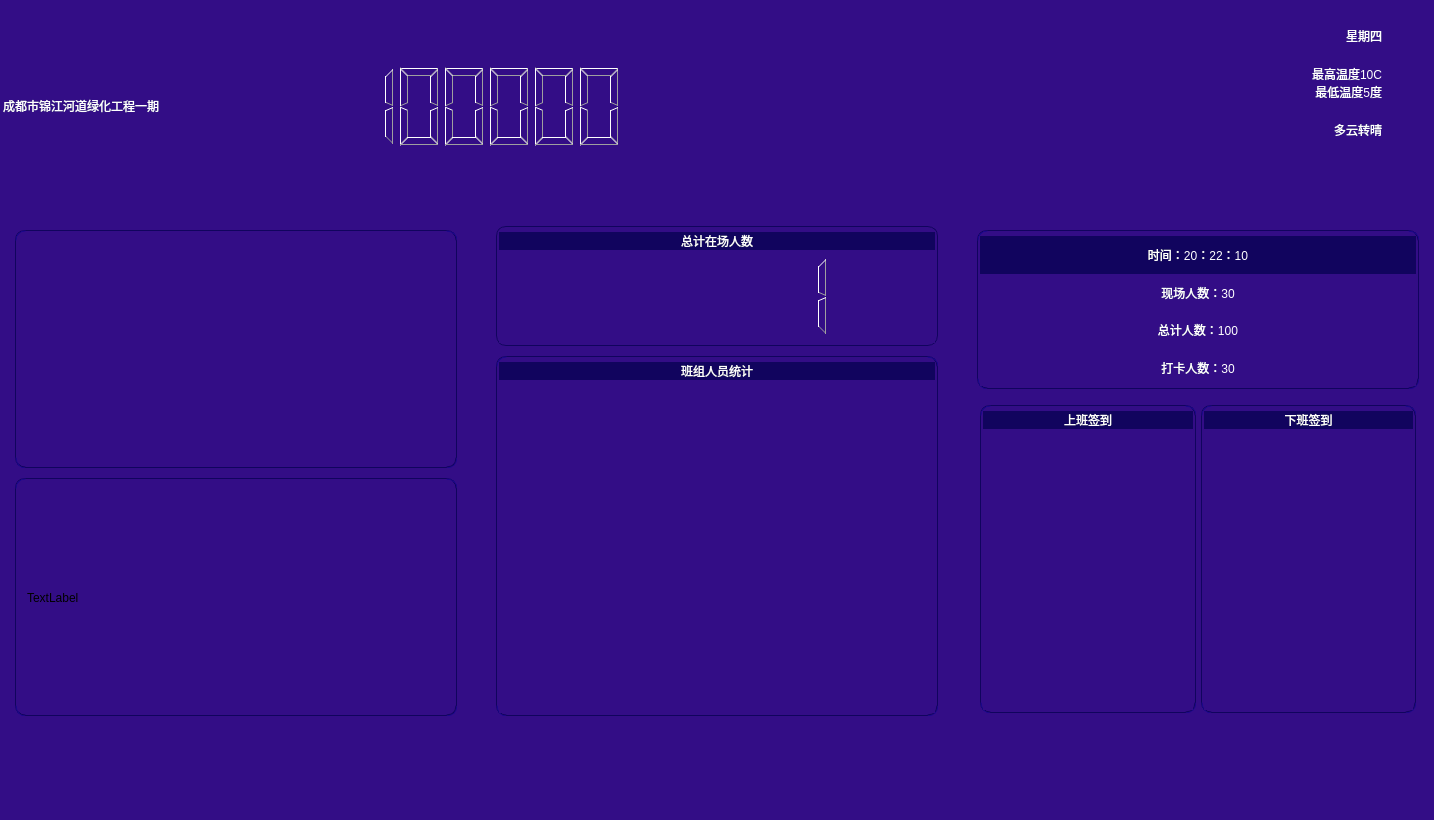
Before: the Qt Designer form views/lcdMonitorUi.ui in jamesandjim/wisdom_site, drawn with Qt 5.
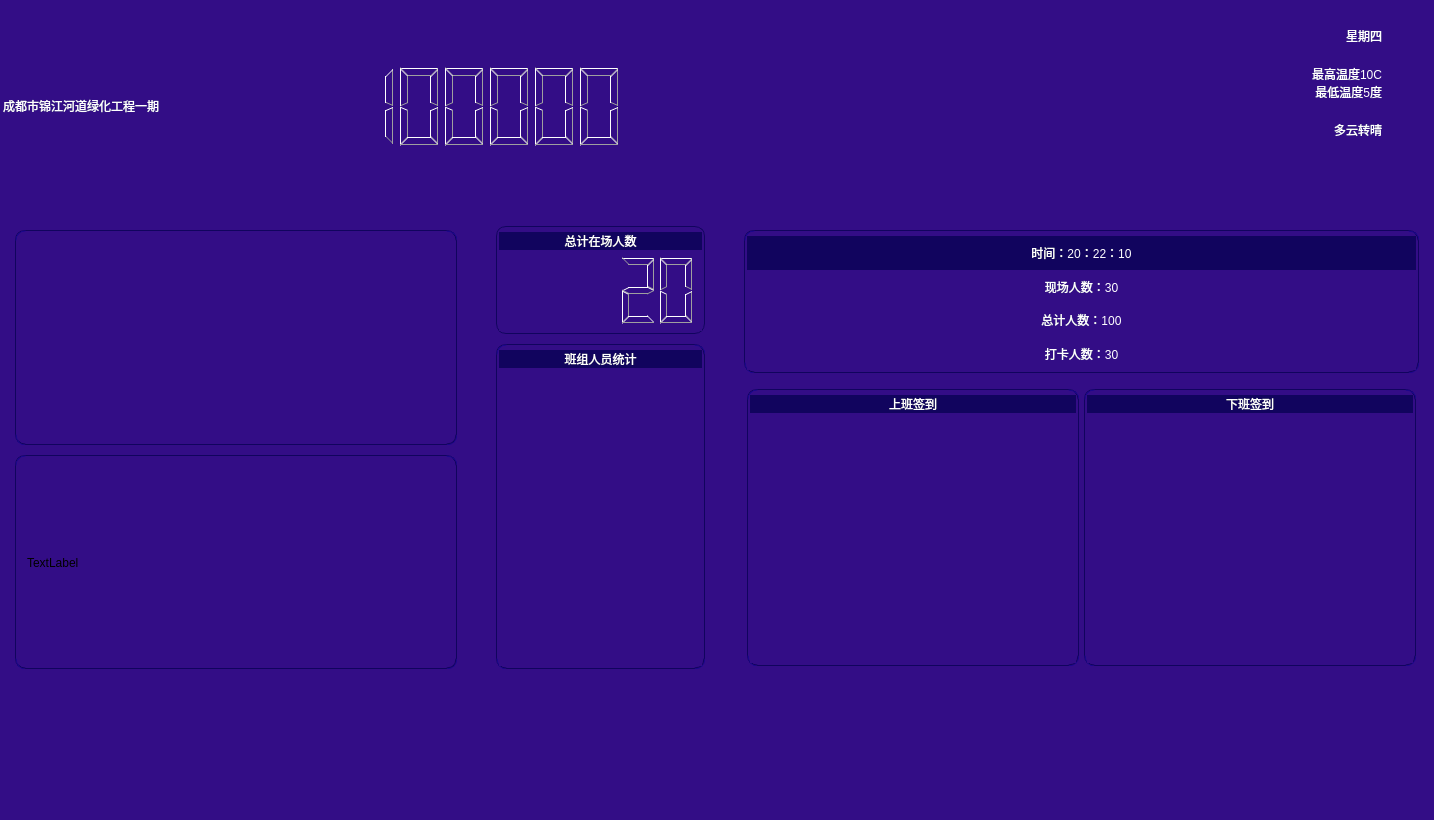
After: the same form once the commit is applied. Icons and pictures are not drawn.

```diff
--- a/views/lcdMonitorUi.ui
+++ b/views/lcdMonitorUi.ui
@@ -288,7 +288,7 @@
        <widget class="QGroupBox" name="groupBox_4">
         <property name="sizePolicy">
          <sizepolicy hsizetype="Preferred" vsizetype="Preferred">
-          <horstretch>1</horstretch>
+          <horstretch>2</horstretch>
           <verstretch>0</verstretch>
          </sizepolicy>
         </property>
@@ -484,7 +484,7 @@
                <enum>Qt::NoContextMenu</enum>
               </property>
               <property name="layoutDirection">
-               <enum>Qt::LeftToRight</enum>
+               <enum>Qt::RightToLeft</enum>
               </property>
               <property name="frameShape">
                <enum>QFrame::NoFrame</enum>
@@ -508,7 +508,7 @@
                <enum>QLCDNumber::Outline</enum>
               </property>
               <property name="intValue" stdset="0">
-               <number>1</number>
+               <number>20</number>
               </property>
              </widget>
             </item>
@@ -607,7 +607,7 @@
        <widget class="QGroupBox" name="groupBox_6">
         <property name="sizePolicy">
          <sizepolicy hsizetype="Preferred" vsizetype="Preferred">
-          <horstretch>1</horstretch>
+          <horstretch>3</horstretch>
           <verstretch>0</verstretch>
          </sizepolicy>
         </property>
@@ -958,7 +958,7 @@
      <property name="sizePolicy">
       <sizepolicy hsizetype="Preferred" vsizetype="Preferred">
        <horstretch>0</horstretch>
-       <verstretch>1</verstretch>
+       <verstretch>2</verstretch>
       </sizepolicy>
      </property>
      <property name="styleSheet">
```
